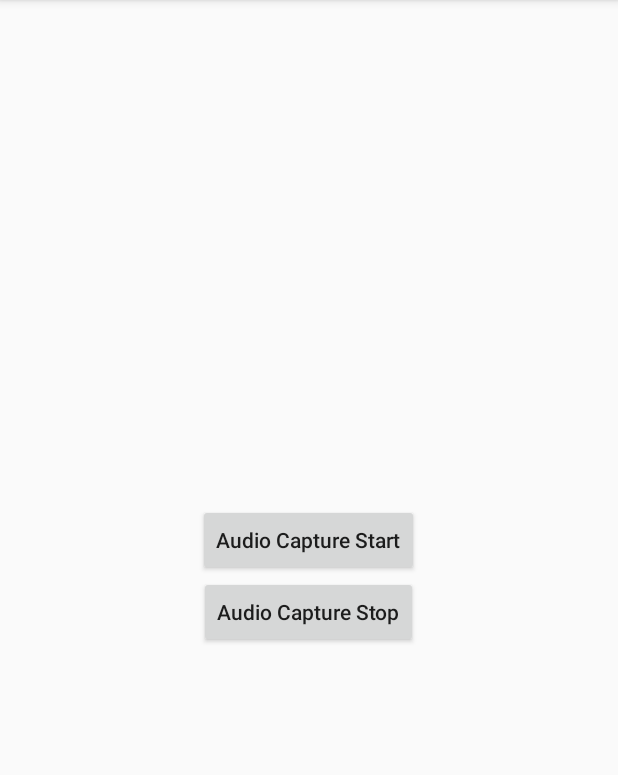
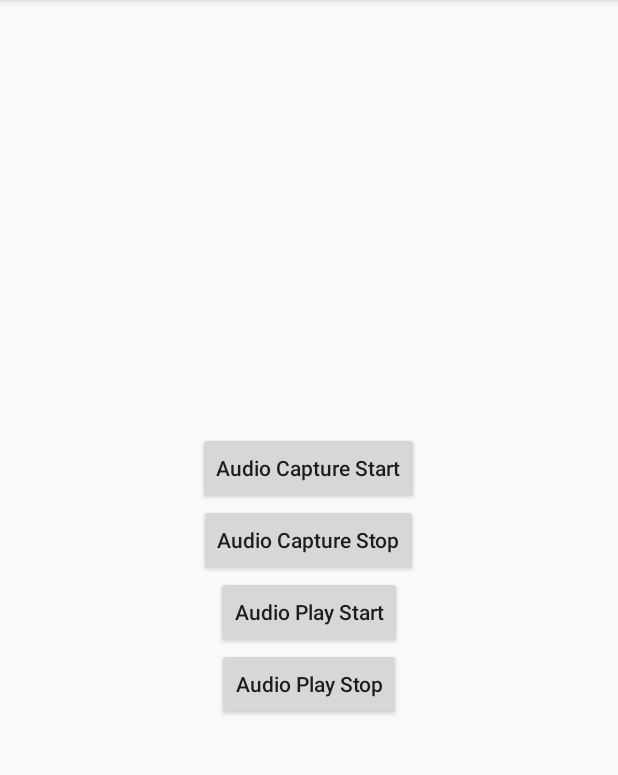
Before and after one commit to chen-eugene/MediaCore, an Android app: the screen it shows after launch (MainActivity), after a tap on "Audio Capture Start", on a phone screen of 412 x 824 dp, the part 84-859 px from its top. Run offline under Robolectric (Android 15) with nearby library versions, the phone set to English and light mode, and no system bars; 1 statement that could not run was skipped.

Commit message:
audio record

```diff
--- a/app/src/main/AndroidManifest.xml
+++ b/app/src/main/AndroidManifest.xml
@@ -3,6 +3,7 @@
     package="com.eugene.mediacore">
 
     <uses-permission android:name="android.permission.RECORD_AUDIO" />
+    <uses-permission android:name="android.permission.WRITE_EXTERNAL_STORAGE"/>
 
     <application
         android:allowBackup="true"
--- a/app/src/main/java/com/eugene/mediacore/MainActivity.kt
+++ b/app/src/main/java/com/eugene/mediacore/MainActivity.kt
@@ -1,14 +1,18 @@
 package com.eugene.mediacore
 
+import android.os.Bundle
 import android.support.v7.app.AppCompatActivity
-import android.os.Bundle
 import com.eugene.mediacore.audio.AudioCapturer
-import com.eugene.mediacore.audio.WavFileWriter
+import com.eugene.mediacore.audio.AudioCapturer.PATH
+import com.eugene.mediacore.audio.AudioPlayer
+import com.eugene.mediacore.audio.WavFileReader
 import kotlinx.android.synthetic.main.activity_main.*
 
 class MainActivity : AppCompatActivity() {
 
     private val audioCapture = AudioCapturer()
+    private val audioPlayer = AudioPlayer()
+    val wavFileReader = WavFileReader()
 
     override fun onCreate(savedInstanceState: Bundle?) {
         super.onCreate(savedInstanceState)
@@ -25,18 +29,37 @@ class MainActivity : AppCompatActivity() {
             stopCapture()
         }
 
+
+        btn_audio_play_start?.setOnClickListener {
+            wavFileReader.openFile(PATH + "audio.wav")
+
+            audioPlayer.startPlayer()
+
+            Thread {
+                val buffer = ByteArray(1024 * 2)
+                while (wavFileReader.readData(buffer, 0, buffer.size) > 0) {
+                    audioPlayer.play(buffer, 0, buffer.size)
+                }
+                audioPlayer.stopPlayer()
+
+                wavFileReader.closeFile()
+            }.start()
+        }
+        btn_audio_play_stop?.setOnClickListener {
+            audioPlayer.stopPlayer()
+        }
     }
 
-    private fun audioCapture(){
-        val wavFileWriter = WavFileWriter()
+
+    private fun audioCapture() {
 //        wavFileWriter.openFile()
-        audioCapture.setOnAudioFrameCaptureListener {
-            wavFileWriter.writeData(it,0,it.size)
-        }
+//        audioCapture.setOnAudioFrameCaptureListener {
+//            wavFileWriter.writeData(it,0,it.size)
+//        }
         audioCapture.startRecord()
     }
 
-    private fun stopCapture(){
+    private fun stopCapture() {
         audioCapture.stopRecord()
     }
 
--- a/app/src/main/java/com/eugene/mediacore/audio/AudioCapturer.java
+++ b/app/src/main/java/com/eugene/mediacore/audio/AudioCapturer.java
@@ -51,8 +51,8 @@ public class AudioCapturer {
 
     private WavFileWriter wavFileWriter;
 
-    private static final String PATH = Environment.getExternalStorageDirectory().getPath()
-            + File.separator + "media" + File.separator;
+    public static final String PATH = Environment.getExternalStorageDirectory().getPath()
+            + File.separator;
 
     public void startRecord() {
         BUFFER_SIZE = AudioRecord.getMinBufferSize(DEFAULT_SAMPLE_RATE, CHANNEL_CONFIG, AUDIO_FORMAT);
--- a/app/src/main/java/com/eugene/mediacore/audio/AudioPlayer.java
+++ b/app/src/main/java/com/eugene/mediacore/audio/AudioPlayer.java
@@ -3,6 +3,7 @@ package com.eugene.mediacore.audio;
 import android.media.AudioFormat;
 import android.media.AudioManager;
 import android.media.AudioTrack;
+import android.service.autofill.IFillCallback;
 import android.util.Log;
 
 public class AudioPlayer {
@@ -14,7 +15,7 @@ public class AudioPlayer {
      */
     private static final int DEF_STREAM_TYPE = AudioManager.STREAM_MUSIC;
     private static final int DEF_SAMPLE_RATE = 44100;
-    private static final int DEF_CHANNEL_CONFIG = AudioFormat.CHANNEL_IN_MONO;
+    private static final int DEF_CHANNEL_CONFIG = AudioFormat.CHANNEL_OUT_MONO;
     private static final int DEF_AUDIO_FORMAT = AudioFormat.ENCODING_PCM_16BIT;
     /**
      * AudioTrack 提供了两种播放模式，一种是 static 方式，一种是 streaming 方式，
@@ -72,12 +73,12 @@ public class AudioPlayer {
     }
 
     public boolean play(byte[] audioData, int offset, int size) {
-        if (!isPlayerStarted){
+        if (!isPlayerStarted) {
             Log.e(TAG, "Player not started !");
             return false;
         }
 
-        if (audioTrack.write(audioData,offset,size)!=size){
+        if (audioTrack.write(audioData, offset, size) != size) {
             Log.e(TAG, "Could not write all the samples to the audio device !");
         }
 
--- a/app/src/main/res/layout/activity_main.xml
+++ b/app/src/main/res/layout/activity_main.xml
@@ -21,5 +21,18 @@
         android:layout_height="wrap_content"
         android:text="Audio Capture Stop"
         android:textAllCaps="false" />
+    <Button
+        android:id="@+id/btn_audio_play_start"
+        android:layout_width="wrap_content"
+        android:layout_height="wrap_content"
+        android:text="Audio Play Start"
+        android:textAllCaps="false" />
+
+    <Button
+        android:id="@+id/btn_audio_play_stop"
+        android:layout_width="wrap_content"
+        android:layout_height="wrap_content"
+        android:text="Audio Play Stop"
+        android:textAllCaps="false" />
 
 </LinearLayout>
```
Also changed, not shown: app/src/main/java/com/eugene/mediacore/AudioPlayer.java (deleted, +0 -94 lines).
